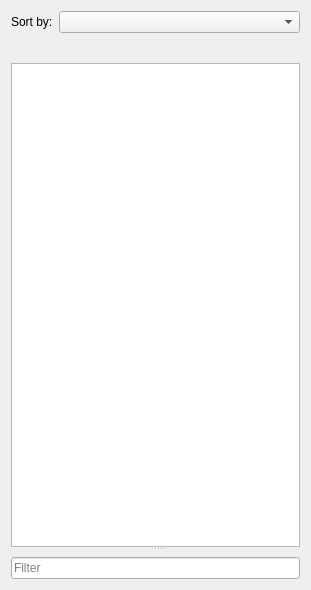
Before: the Qt Designer form src/widgets/ui/contactdock.ui in KDE/ring-kde, drawn with Qt 5.
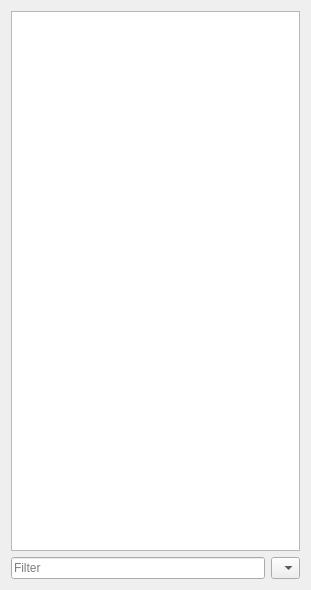
After: the same form once the commit is applied. Custom widgets are drawn as their Qt base class.

Patch:
```diff
--- a/src/widgets/ui/contactdock.ui
+++ b/src/widgets/ui/contactdock.ui
@@ -14,35 +14,30 @@
    <string>Dock</string>
   </property>
   <layout class="QGridLayout" name="gridLayout">
-   <item row="0" column="0">
-    <widget class="QLabel" name="m_pSortByL">
+   <item row="1" column="1">
+    <widget class="AutoComboBox" name="m_pSortByCBB">
      <property name="sizePolicy">
-      <sizepolicy hsizetype="Minimum" vsizetype="Preferred">
+      <sizepolicy hsizetype="Minimum" vsizetype="Fixed">
        <horstretch>0</horstretch>
        <verstretch>0</verstretch>
       </sizepolicy>
      </property>
-     <property name="text">
-      <string>Sort by:</string>
+     <property name="sizeAdjustPolicy">
+      <enum>QComboBox::AdjustToMinimumContentsLength</enum>
      </property>
+     <property name="minimumContentsLength">
+      <number>0</number>
+     </property>
     </widget>
    </item>
-   <item row="0" column="1">
-    <widget class="QComboBox" name="m_pSortByCBB">
-     <property name="sizePolicy">
-      <sizepolicy hsizetype="Expanding" vsizetype="Fixed">
-       <horstretch>0</horstretch>
-       <verstretch>0</verstretch>
-      </sizepolicy>
+   <item row="1" column="0">
+    <widget class="FilterLineEdit" name="m_pFilterLE">
+     <property name="placeholderText">
+      <string>Filter</string>
      </property>
     </widget>
    </item>
-   <item row="1" column="0" colspan="2">
-    <widget class="QWidget" name="m_pTopWidget" native="true">
-     <layout class="QVBoxLayout" name="verticalLayout_2"/>
-    </widget>
-   </item>
-   <item row="2" column="0" colspan="2">
+   <item row="0" column="0" colspan="2">
     <widget class="QSplitter" name="splitter">
      <property name="orientation">
       <enum>Qt::Vertical</enum>
@@ -73,25 +68,6 @@
        <bool>true</bool>
       </attribute>
      </widget>
-     <widget class="QWidget" name="m_pBottomWidget" native="true">
-      <property name="sizePolicy">
-       <sizepolicy hsizetype="Minimum" vsizetype="Minimum">
-        <horstretch>0</horstretch>
-        <verstretch>0</verstretch>
-       </sizepolicy>
-      </property>
-      <layout class="QVBoxLayout" name="verticalLayout_3"/>
-     </widget>
-    </widget>
-   </item>
-   <item row="3" column="0" colspan="2">
-    <widget class="FilterLineEdit" name="m_pFilterLE">
-     <property name="placeholderText">
-      <string>Filter</string>
-     </property>
-     <property name="showClearButton" stdset="0">
-      <bool>true</bool>
-     </property>
     </widget>
    </item>
   </layout>
@@ -107,6 +83,11 @@
    <extends>QLineEdit</extends>
    <header>widgets/filterlineedit.h</header>
   </customwidget>
+  <customwidget>
+   <class>AutoComboBox</class>
+   <extends>QComboBox</extends>
+   <header>widgets/autocombobox.h</header>
+  </customwidget>
  </customwidgets>
  <resources/>
  <connections/>
```
Left out of the diff: 3 changed lines with no effect on the pictures.
